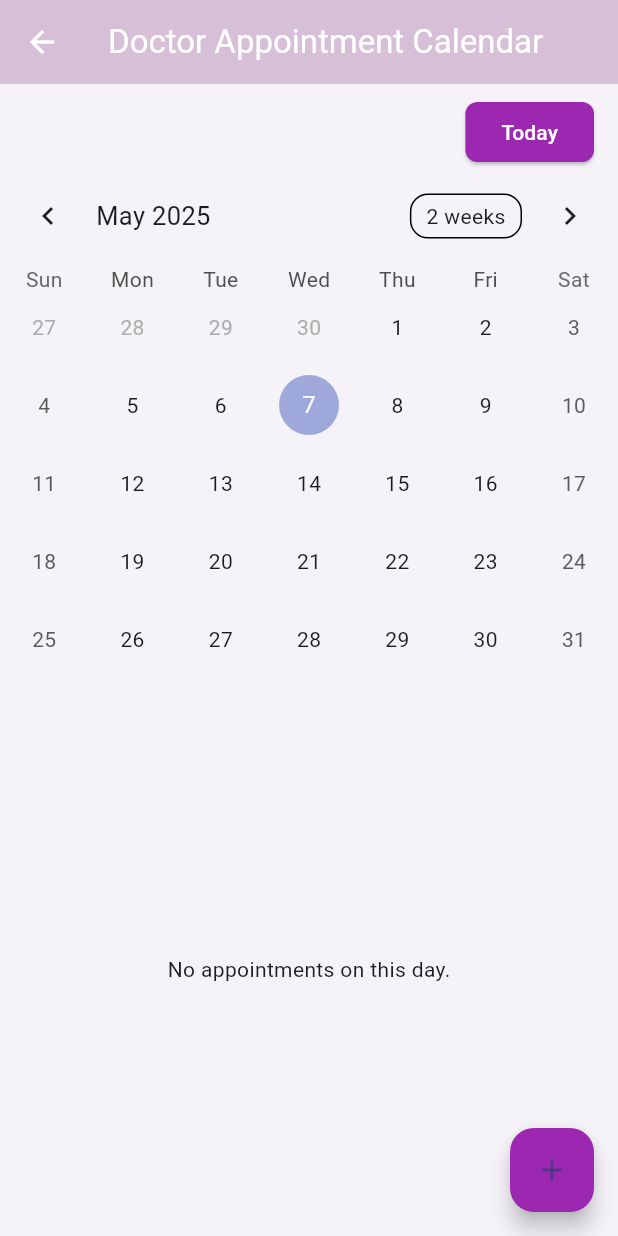
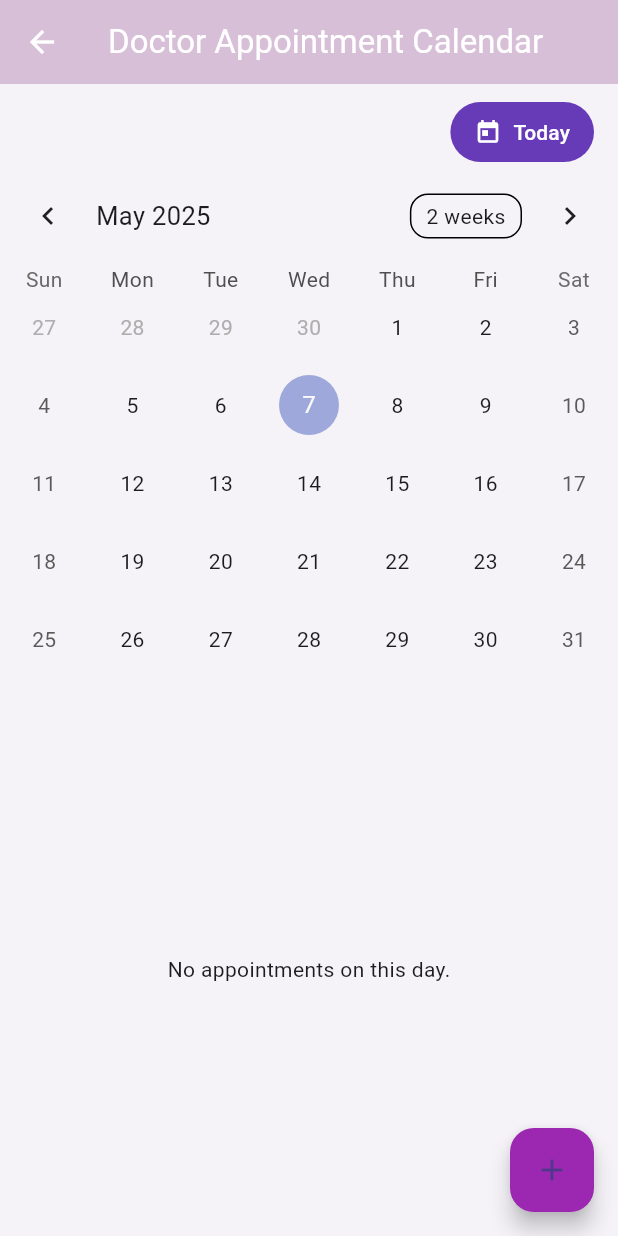
Before and after one commit to Ba-jx/safespace, a Flutter app: the DoctorAppointmentCalendar screen opened by its route, on a phone screen of 412 x 824 dp. Run offline on Flutter 3.47's test engine with Material 3 defaults, Android fonts, the phone set to English and light mode, and no system bars; drawn by our look-alikes of table_calendar; our stand-ins replace cloud_firestore, firebase_auth, firebase_core; accounts and stored records are empty.

Commit message:
Update doctor_appointment_calendar.dart

```diff
--- a/lib/screens/doctor_appointment_calendar.dart
+++ b/lib/screens/doctor_appointment_calendar.dart
@@ -195,10 +195,15 @@ class _DoctorAppointmentCalendarState extends State<DoctorAppointmentCalendar> {
             padding: const EdgeInsets.only(right: 16.0, top: 8),
             child: Align(
               alignment: Alignment.centerRight,
-              child: ElevatedButton(
-                style: ElevatedButton.styleFrom(
-                  backgroundColor: Colors.purple,
-                  shape: RoundedRectangleBorder(borderRadius: BorderRadius.circular(8)),
+              child: TextButton.icon(
+                style: TextButton.styleFrom(
+                  foregroundColor: Colors.white,
+                  backgroundColor: Colors.deepPurple,
+                  shape: RoundedRectangleBorder(
+                    borderRadius: BorderRadius.circular(30),
+                  ),
+                  padding: const EdgeInsets.symmetric(horizontal: 16, vertical: 8),
+                  elevation: 4,
                 ),
                 onPressed: () {
                   setState(() {
@@ -206,7 +211,8 @@ class _DoctorAppointmentCalendarState extends State<DoctorAppointmentCalendar> {
                     _selectedDay = DateTime.now();
                   });
                 },
-                child: const Text('Today', style: TextStyle(color: Colors.white)),
+                icon: const Icon(Icons.today, size: 18),
+                label: const Text('Today'),
               ),
             ),
           ),
```
